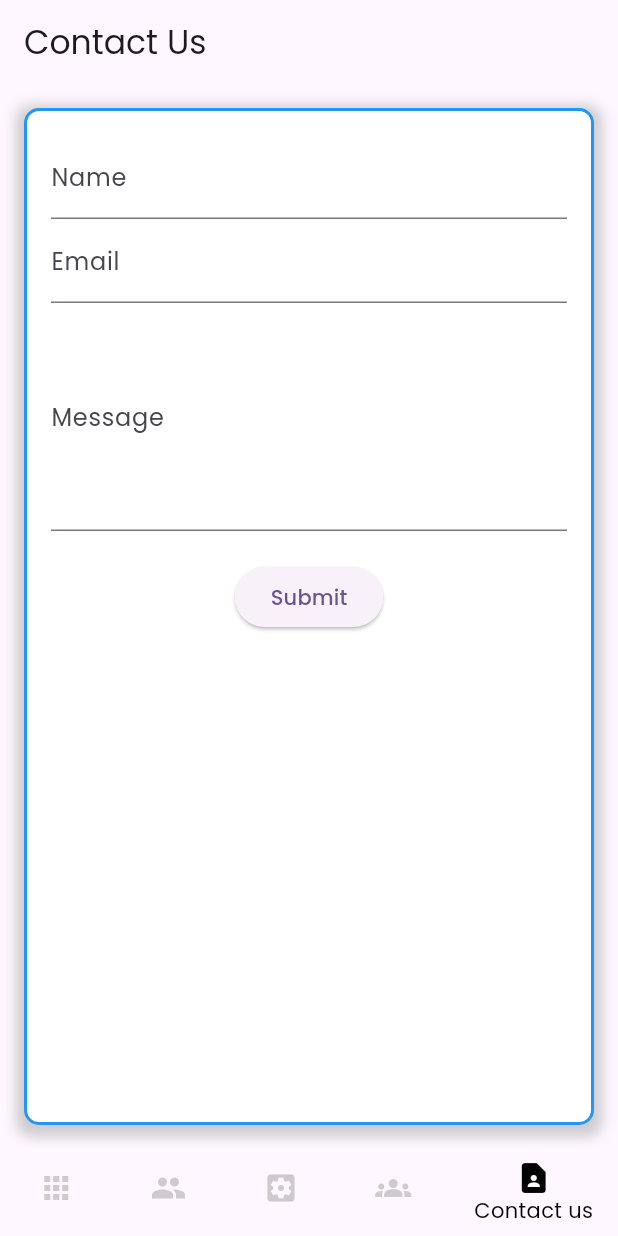
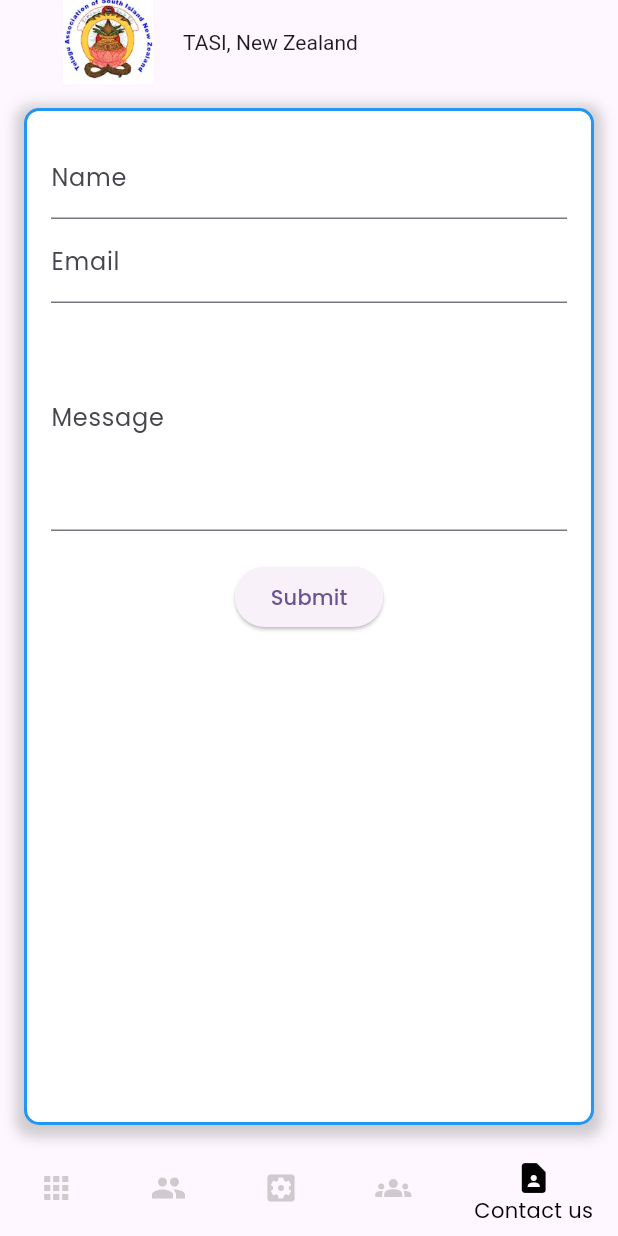
Before and after one commit to inampudisai/tasiwebapp, a Flutter app: the screen it shows after launch, item 5 of the bottom bar chosen, on a phone screen of 412 x 824 dp. Run offline on Flutter 3.47's test engine with Material 3 defaults, Android fonts, the phone set to English and light mode, and no system bars; our stand-ins replace google_fonts.

Commit message:
added header to contact us page

```diff
--- a/lib/views/others/contact_view.dart
+++ b/lib/views/others/contact_view.dart
@@ -1,4 +1,6 @@
 import 'package:flutter/material.dart';
+
+import '../../widgets/navigation_bar/header_bar.dart';
 
 class ContactView extends StatefulWidget {
   const ContactView({super.key});
@@ -49,7 +51,7 @@ class _ContactViewState extends State<ContactView> {
   Widget build(BuildContext context) {
     return Scaffold(
       appBar: AppBar(
-        title: const Text('Contact Us'),
+        title: AppBar(title: const HeaderBar()),
       ),
       body: Center(
         child: Padding(
```
